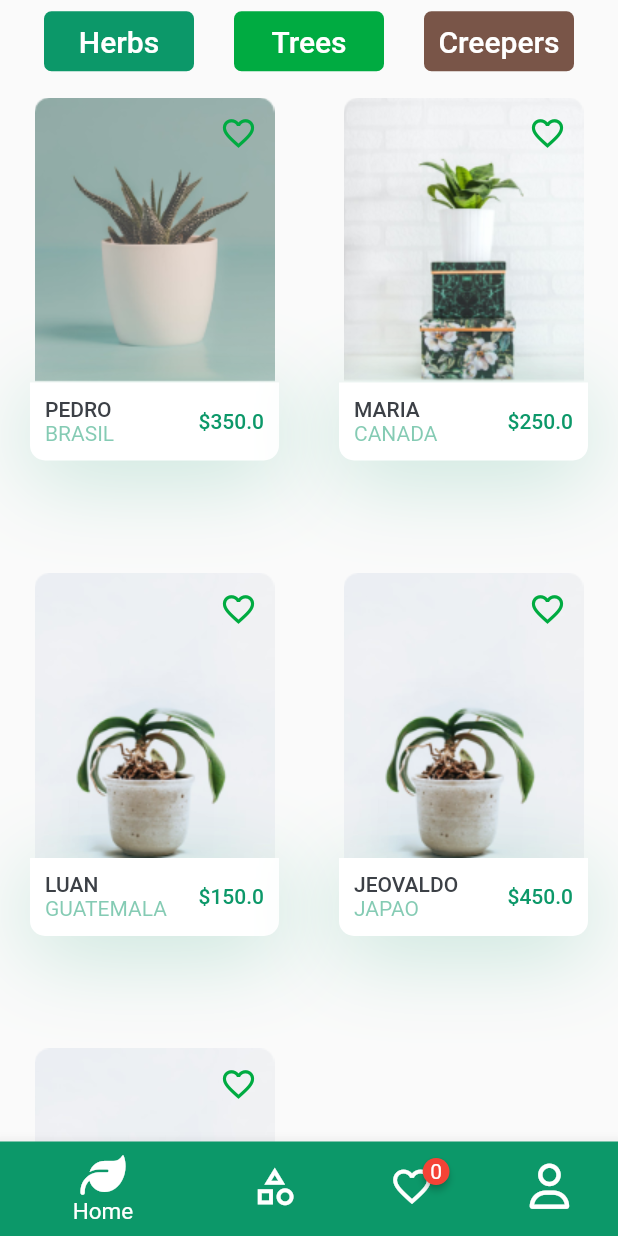
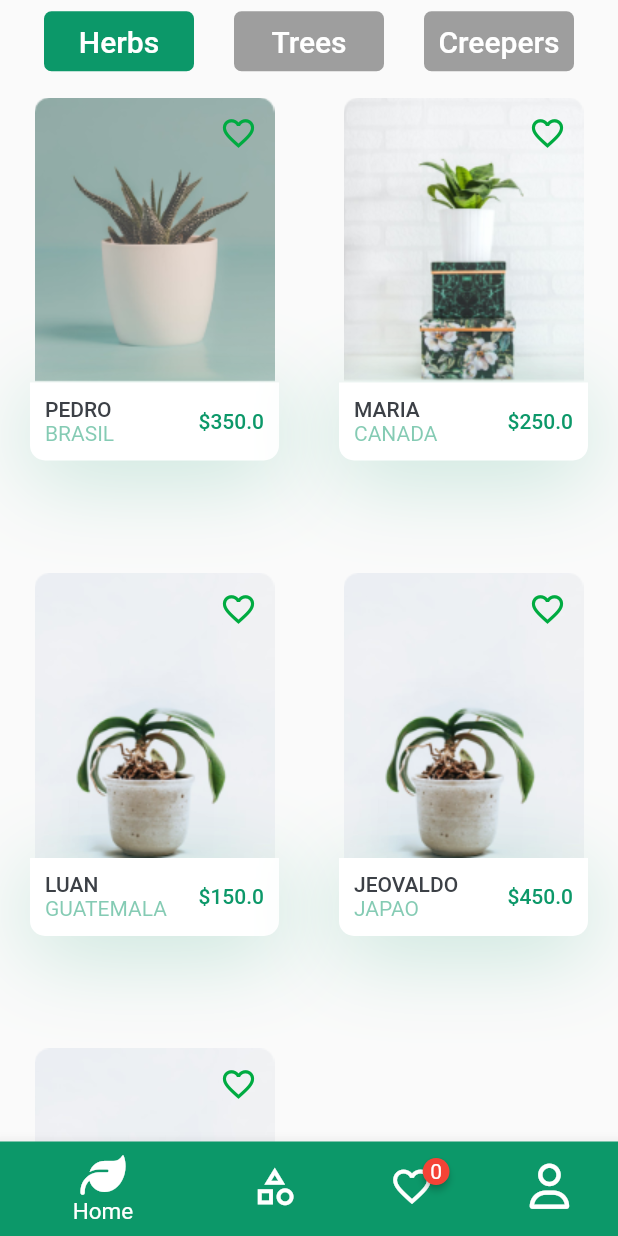
Before and after one commit to pedrooruass/ST_plant_shop, a Flutter app: the screen it shows after launch, swiped to page 2, on a phone screen of 412 x 824 dp. Run offline on Flutter 3.47's test engine with Material 2 defaults, Android fonts, the phone set to English and light mode, and no system bars; drawn by our look-alikes of badges; our stand-ins replace flutter_svg, font_awesome_flutter.

Commit message:
category colors selected, christian help

```diff
--- a/lib/ui/features/screens/category/category_screen.dart
+++ b/lib/ui/features/screens/category/category_screen.dart
@@ -13,7 +13,6 @@ class CategoryScreen extends StatefulWidget {
 }
 
 class _CategoryScreenState extends State<CategoryScreen> {
-
   int currentIndex = 0;
 
   @override
@@ -32,7 +31,9 @@ class _CategoryScreenState extends State<CategoryScreen> {
                 name: 'Herbs',
                 id: '1',
               ),
-              cardColor: primaryColor, // ternaria com currentIndex
+              cardColor: currentIndex == 0
+                  ? primaryColor
+                  : Colors.grey, // ternaria com currentIndex
               onCategoryTap: () {
                 setState(() {
                   currentIndex = 0;
@@ -45,9 +46,9 @@ class _CategoryScreenState extends State<CategoryScreen> {
                 name: 'Trees',
                 id: '2',
               ),
-              cardColor: secondaryColor,
+              cardColor: currentIndex == 1 ? primaryColor : Colors.grey,
               onCategoryTap: () {
-                 setState(() {
+                setState(() {
                   currentIndex = 1;
                 });
                 pageController.jumpToPage(1);
@@ -58,9 +59,9 @@ class _CategoryScreenState extends State<CategoryScreen> {
                 name: 'Creepers',
                 id: '3',
               ),
-              cardColor: Colors.brown,
+              cardColor: currentIndex == 2 ? primaryColor : Colors.grey,
               onCategoryTap: () {
-                 setState(() {
+                setState(() {
                   currentIndex = 2;
                 });
                 pageController.jumpToPage(2);
```
